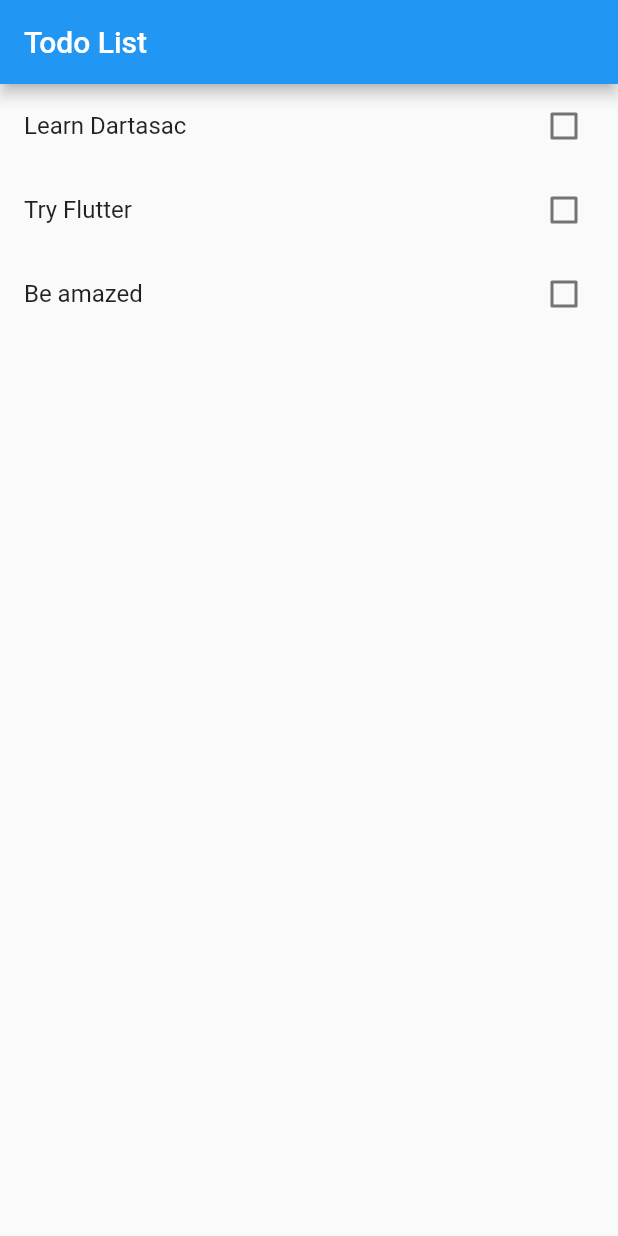
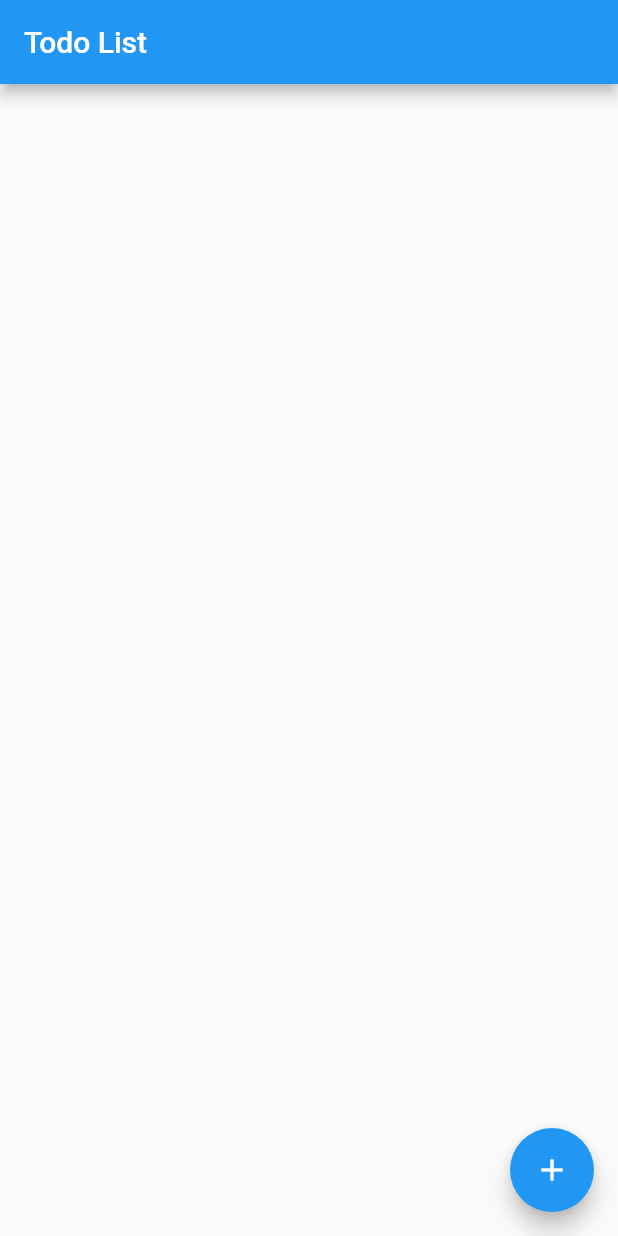
Before and after one commit to maejimayuto/todo_flutter, a Flutter app: the screen it shows after launch, on a phone screen of 412 x 824 dp. Run offline on Flutter 3.47's test engine with Material 2 defaults, Android fonts, the phone set to English and light mode, and no system bars.

Commit message:
add add btn

```diff
--- a/lib/main.dart
+++ b/lib/main.dart
@@ -13,10 +13,7 @@ class MyApp extends StatelessWidget {
   Widget build(BuildContext context) {
     return MaterialApp(
       title: 'Todo List',
-      home: Scaffold(
-        appBar: AppBar(title: Text('Todo List')),
-        body: TodoList(),
-      ),
+      home: TodoList(),
     );
   }
 }
--- a/lib/todo_list.dart
+++ b/lib/todo_list.dart
@@ -7,15 +7,11 @@ class TodoList extends StatefulWidget {
 }
 
 class _TodoListState extends State<TodoList> {
-  List<Todo> todos = [
-    Todo(title: 'Learn Dartasac'),
-    Todo(title: 'Try Flutter'),
-    Todo(title: 'Be amazed'),
-  ];
+  List<Todo> todos = [];
+
+  TextEditingController controller = new TextEditingController();
 
   _toggleTodo(Todo todo, bool isChecked) {
-    print('${todo.title} ${todo.isDone}');
-    print('mounted $mounted');
     setState(() {
       todo.isDone = isChecked;
     });
@@ -23,8 +19,6 @@ class _TodoListState extends State<TodoList> {
 
   Widget _buildItem(BuildContext context, int index) {
     final todo = todos[index];
-
-    print('mounted2 $mounted');
 
     return CheckboxListTile(
       value: todo.isDone,
@@ -37,16 +31,59 @@ class _TodoListState extends State<TodoList> {
 
   @override
   initState() {
-    print('mounted4 $mounted');
     super.initState();
   }
 
   @override
   Widget build(BuildContext context) {
-    print('mounted3 $mounted');
-    return ListView.builder(
-      itemBuilder:_buildItem,
-      itemCount: todos.length,
+    return Scaffold(
+      appBar: AppBar(title: Text('Todo List')),
+      body: ListView.builder(
+        itemBuilder:_buildItem,
+        itemCount: todos.length,
+      ),
+      floatingActionButton: FloatingActionButton(
+        child: Icon(Icons.add),
+        onPressed: _addTodo,
+      ),
+    );
+  }
+
+  _addTodo() {
+    showDialog(
+      context: context,
+      builder: (BuildContext context) {
+        return AlertDialog(
+          title: Text('New todo'),
+          content: TextField(
+            controller: controller,
+            autofocus: true,
+            ),
+          actions: <Widget>[
+            FlatButton(
+              child: Text('Cancel'),
+              onPressed: () {
+                Navigator.of(context).pop();
+              }
+            ),
+            FlatButton(
+              child: Text('Add'),
+              onPressed: () {
+                setState(() {
+                  final todo = new Todo(title: controller.value.text);
+
+                  todos.add(todo);
+                  controller.clear();
+
+                  Navigator.of(context).pop();
+                });
+                print(controller.value.text);
+                controller.clear();
+              }
+            ),
+          ],
+        );
+      },
     );
   }
 }
```
